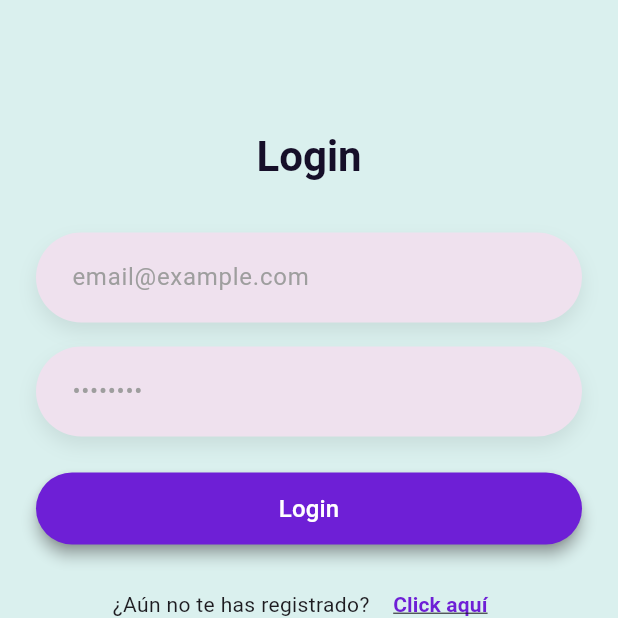
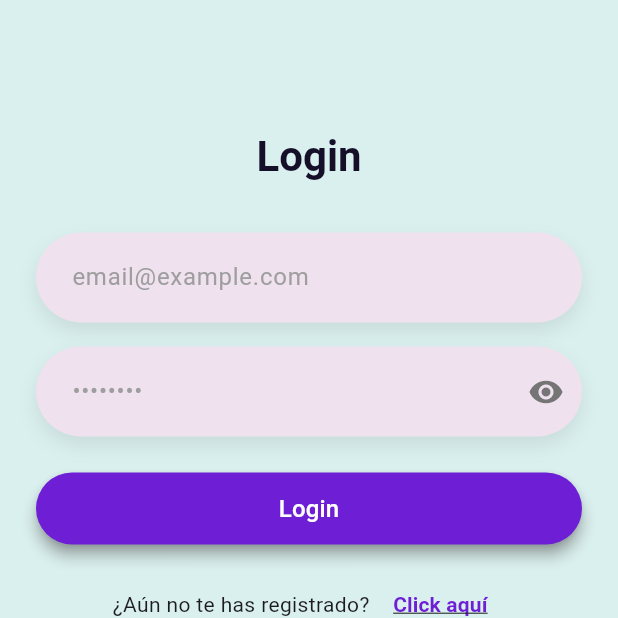
Before and after one commit to GrupoMedac7/Nexa, a Flutter app: the screen it shows after launch, on a phone screen of 412 x 824 dp, the top half of it. Run offline on Flutter 3.47's test engine with Material 3 defaults, Android fonts, the phone set to English and light mode, and no system bars; our stand-ins replace cloud_firestore, firebase_auth, firebase_core; accounts and stored records are empty.

Commit message:
Implementar botón de revelación de contraseña en pantalla de login

```diff
--- a/lib/views/login_page/widgets/login_form.dart
+++ b/lib/views/login_page/widgets/login_form.dart
@@ -19,6 +19,7 @@ class _LoginFormState extends State<LoginForm> {
   final _passwordController = TextEditingController();
 
   bool _loading = false;
+  bool _obscurePassword = true;
 
   InputDecoration _inputDecoration(String hint) => InputDecoration(
     hintText: hint,
@@ -93,8 +94,20 @@ class _LoginFormState extends State<LoginForm> {
           ShadowedField(
             field: TextFormField(
               controller: _passwordController,
-              obscureText: true,
-              decoration: _inputDecoration("••••••••"),
+              obscureText: _obscurePassword,
+              decoration: _inputDecoration("••••••••").copyWith(
+                suffixIcon: IconButton(
+                  icon: Icon(
+                    _obscurePassword ? Icons.visibility : Icons.visibility_off,
+                    color: Colors.grey[600],
+                  ),
+                  onPressed: () {
+                    setState(() {
+                      _obscurePassword = !_obscurePassword;
+                    });
+                  },
+                ),
+              ),
               style: TextStyle(color: Colors.black),
             ),
           ),
```
